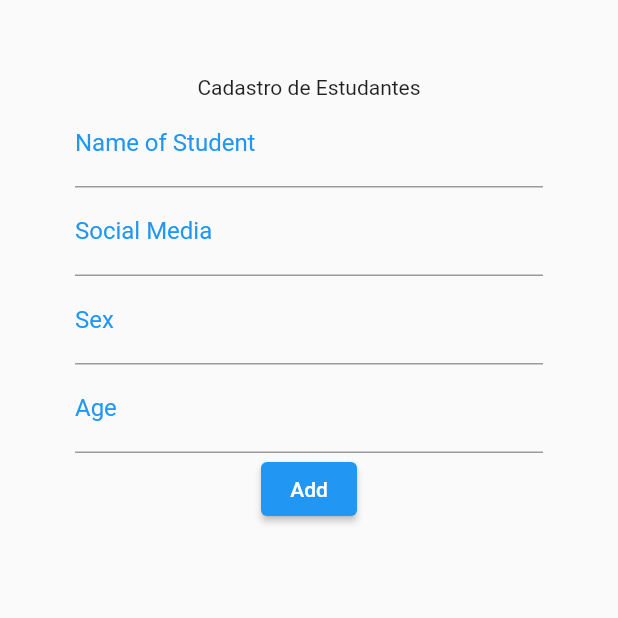
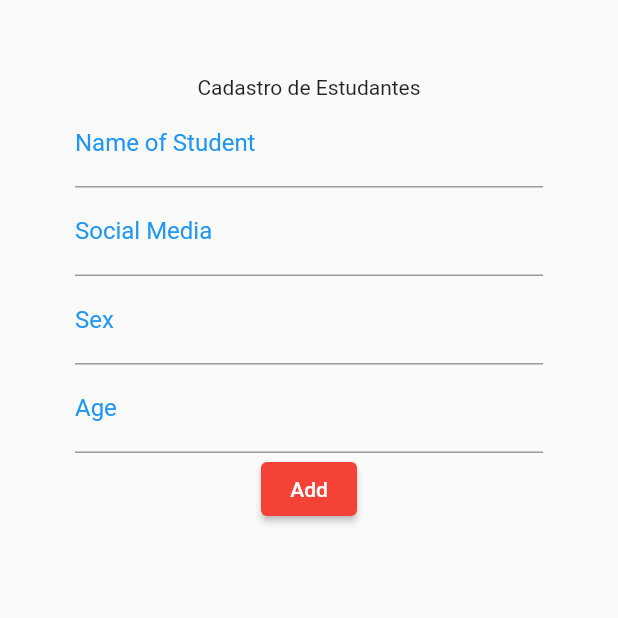
Before and after one commit to DanubiaM/Computer-Engineering-, a Flutter app: the screen it shows after launch, after a tap on "Log In", after a tap on the "add" icon, on a phone screen of 412 x 824 dp, the top half of it. Run offline on Flutter 3.47's test engine with Material 2 defaults, Android fonts, the phone set to English and light mode, and no system bars; our stand-ins replace cloud_firestore, firebase_core; accounts and stored records are empty.

Commit message:
refactor: change color style

```diff
--- a/LPIII -Flutter/econ_aulas/lib/main.dart
+++ b/LPIII -Flutter/econ_aulas/lib/main.dart
@@ -1,7 +1,16 @@
 import 'package:econ_aulas/screens/login_screen.dart';
+import 'package:firebase_core/firebase_core.dart';
 import 'package:flutter/material.dart';
 
-void main() {
+void main() async {
+/*
+  Trecho para inicilizar o banco de dados no firebase
+  e executar o app.
+ */
+
+  WidgetsFlutterBinding.ensureInitialized();
+  //await permite comandos não sincronizados
+  await Firebase.initializeApp();
   runApp(const MyApp());
 }
 
@@ -14,7 +23,7 @@ class MyApp extends StatelessWidget {
     return MaterialApp(
       title: 'Engenharia da Computação',
       theme: ThemeData(
-        primarySwatch: Colors.blue,
+        primarySwatch: Colors.red,
       ),
       home: const LoginScreen(title: 'CRUD - ACADEMY'),
     );
```
